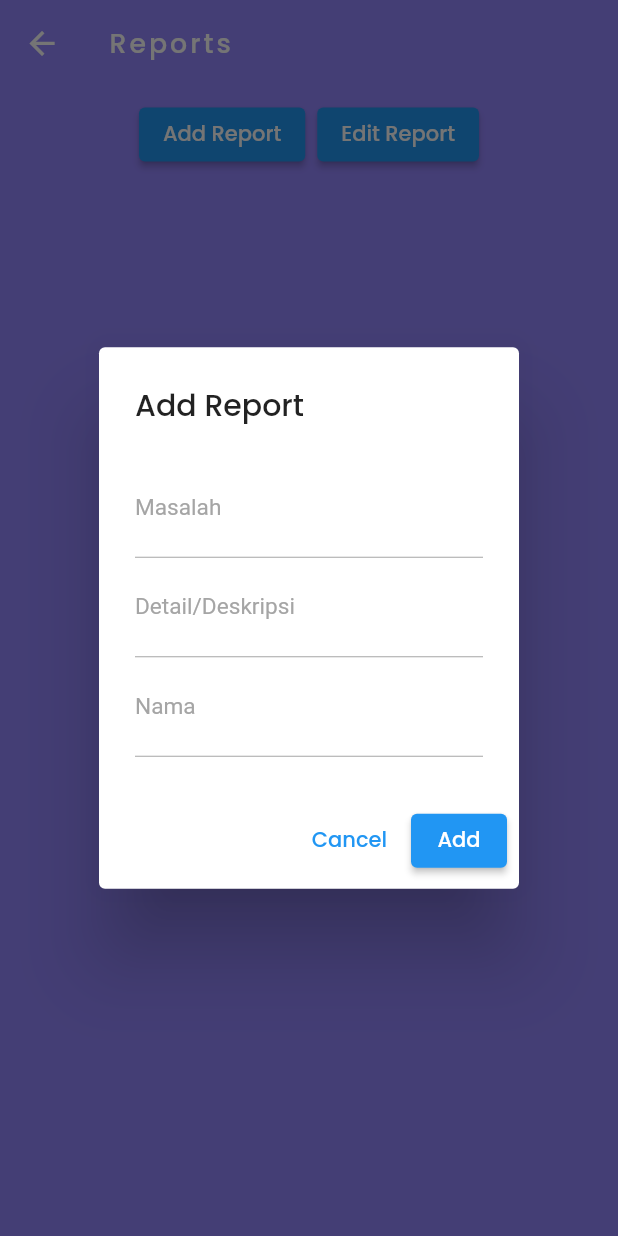
After one commit to zidisw/BiKing_app, a Flutter app: the ReportScreen screen opened by its route, after a tap on "Add Report", on a phone screen of 412 x 824 dp. The commit adds this screen. Run offline on Flutter 3.47's test engine with Material 2 defaults, Android fonts, the phone set to English and light mode, and no system bars; our stand-ins replace cloud_firestore, curved_navigation_bar, firebase_core, google_fonts, sizer; accounts and stored records are empty.

Commit message:
edit and add report function (edit still broken, import dart js deleted, routes.dart changed, detail_report_screen unused for now)

```diff
--- a/lib/routes.dart
+++ b/lib/routes.dart
@@ -1,3 +1,4 @@
+import 'package:biking_app/screens/detail_report_screen/detail_report_screen_TEST.dart';
 import 'package:biking_app/screens/login_screen/login_screen.dart';
 import 'package:biking_app/screens/home_screen/widgets/Informationbk_screen.dart';
 import 'package:biking_app/screens/splash_screen/splash_screen.dart';
@@ -7,7 +8,6 @@ import 'package:biking_app/screens/main_screen.dart';
 import 'package:biking_app/screens/penanganan_siswa/siswa_reports_screen.dart';
 import 'package:biking_app/screens/reports_screen/reports_screen.dart';
 import 'package:biking_app/screens/datesheet_screen/datesheet_screen.dart';
-import 'package:biking_app/screens/detail_report_screen/detail_report_screen.dart';
 import 'package:biking_app/screens/home_screen/home_screen.dart';
 import 'package:biking_app/screens/my_profile/my_profile.dart';
 import 'package:biking_app/screens/home_screen/widgets/aboutus_screen.dart';
@@ -22,8 +22,8 @@ Map<String, WidgetBuilder> routes = {
   AboutUsScreen.routeName: (context) => AboutUsScreen(),
   InformasibkScreen.routeName: (context) => InformasibkScreen(),
   MyProfileScreen.routeName: (context) => MyProfileScreen(),
-  FeeScreen.routeName: (context) => FeeScreen(),
   ReportsScreen.routeName: (context) => ReportsScreen(),
   DateSheetScreen.routeName: (context) => DateSheetScreen(),
   SiswaReportsScreen.routeName: (context) => SiswaReportsScreen(),
+  ReportScreen.routeName: (context) => ReportScreen()
 };
--- a/lib/screens/detail_report_screen/detail_report_screen.dart
+++ b/lib/screens/detail_report_screen/detail_report_screen.dart
@@ -5,7 +5,7 @@ import 'widgets/detail_report_widgets.dart';
 
 class FeeScreen extends StatelessWidget {
   // const FeeScreen({Key? key}) : super(key: key);
-  static String routeName = 'DetailReportScreen';
+  // static String routeName = 'DetailReportScreen';
   final FirebaseFirestore firestore = FirebaseFirestore.instance;
   final CollectionReference reportCollection = FirebaseFirestore.instance.collection('report');
 
@@ -73,15 +73,17 @@ class FeeScreen extends StatelessWidget {
                   child: Column(
                       crossAxisAlignment: CrossAxisAlignment.start,
                       children: [
-                        Text('Masalah: $Masalah',
+                        Text('Pengirim: $Nama',
                       style: TextStyle(
                         fontFamily: 'Poppins',
                         fontSize: 20,
                         fontWeight: FontWeight.w700
                     ),
                   ),
-                  SizedBox(height: 5),
-                  Text(Detail),
+                        SizedBox(height: 5),
+                        Text(Masalah),
+                        SizedBox(height: 5),
+                        Text('Detail Masalah: $Detail'),
                   ],
                   ),
                   );
--- /dev/null
+++ b/lib/screens/detail_report_screen/detail_report_screen_TEST.dart
@@ -0,0 +1,226 @@
+import 'package:flutter/material.dart';
+import 'package:cloud_firestore/cloud_firestore.dart';
+
+class ReportScreen extends StatefulWidget {
+  static String routeName = 'DetailReportScreen';
+  @override
+  _ReportScreenState createState() => _ReportScreenState();
+}
+
+class _ReportScreenState extends State<ReportScreen> {
+  TextEditingController _titleController = TextEditingController();
+  TextEditingController _descriptionController = TextEditingController();
+  TextEditingController _namaController = TextEditingController();
+
+  void _addReport() {
+    String Masalah = _titleController.text.trim();
+    String Detail = _descriptionController.text.trim();
+    String Nama = _namaController.text.trim();
+
+    // Perform the logic to add the report to Firestore
+    FirebaseFirestore.instance.collection('report').add({
+      'title': Masalah,
+      'description': Detail,
+      'nama': Nama,
+    });
+
+    // Clear the text fields after adding the report
+    _titleController.clear();
+    _descriptionController.clear();
+    _namaController.clear();
+  }
+
+  void _editReport(String documentId) {
+    String Masalah = _titleController.text.trim();
+    String Detail = _descriptionController.text.trim();
+    String Nama = _namaController.text.trim();
+
+    // Perform the logic to update the report in Firestore
+    FirebaseFirestore.instance.collection('report').doc(documentId).update({
+      'title': Masalah,
+      'description': Detail,
+      'nama': Nama,
+    });
+
+    // Clear the text fields after editing the report
+    _titleController.clear();
+    _descriptionController.clear();
+    _namaController.clear();
+  }
+
+  @override
+  Widget build(BuildContext context) {
+    return Scaffold(
+      appBar: AppBar(
+        title: Text('Reports'),
+      ),
+      body: StreamBuilder<QuerySnapshot>(
+        stream: FirebaseFirestore.instance.collection('report').snapshots(),
+        builder: (BuildContext context, AsyncSnapshot<QuerySnapshot> snapshot) {
+          if (snapshot.hasError) {
+            // Log the error to the console
+            print('Error: ${snapshot.error}');
+
+            // Display an error message to the user
+            return Text('Error occurred while retrieving data');
+          }
+
+          if (snapshot.connectionState == ConnectionState.waiting) {
+            return Center(
+              child: CircularProgressIndicator(),
+            );
+          }
+
+          if (snapshot.hasData) {
+            final documents = snapshot.data!.docs;
+
+            return Column(
+              children: [
+                ButtonBar(
+                  alignment: MainAxisAlignment.center,
+                  children: [
+                    ElevatedButton(
+                      onPressed: () {
+                        showDialog(
+                          context: context,
+                          builder: (BuildContext context) {
+                            return AlertDialog(
+                              title: Text('Add Report'),
+                              content: Column(
+                                mainAxisSize: MainAxisSize.min,
+                                children: [
+                                  TextField(
+                                    controller: _titleController,
+                                    decoration: InputDecoration(labelText: 'Masalah'),
+                                  ),
+                                  TextField(
+                                    controller: _descriptionController,
+                                    decoration: InputDecoration(labelText: 'Detail/Deskripsi'),
+                                  ),
+                                  TextField(
+                                    controller: _namaController,
+                                    decoration: InputDecoration(labelText: 'Nama'),
+                                  ),
+                                ],
+                              ),
+                              actions: [
+                                TextButton(
+                                  onPressed: () {
+                                    Navigator.pop(context);
+                                  },
+                                  child: Text('Cancel'),
+                                ),
+                                ElevatedButton(
+                                  onPressed: () {
+                                    _addReport();
+                                    Navigator.pop(context);
+                                  },
+                                  child: Text('Add'),
+                                ),
+                              ],
+                            );
+                          },
+                        );
+                      },
+                      child: Text('Add Report'),
+                    ),
+                    ElevatedButton(
+                      onPressed: () {
+                        showDialog(
+                          context: context,
+                          builder: (BuildContext context) {
+                            return AlertDialog(
+                              title: Text('Edit Report'),
+                              content: Column(
+                                mainAxisSize: MainAxisSize.min,
+                                children: [
+                                  TextField(
+                                    controller: _titleController,
+                                    decoration: InputDecoration(labelText: 'Masalah'),
+                                  ),
+                                  TextField(
+                                    controller: _descriptionController,
+                                    decoration: InputDecoration(labelText: 'Detail/Deskripsi'),
+                                  ),
+                                  TextField(
+                                    controller: _namaController,
+                                    decoration: InputDecoration(labelText: 'Nama'),
+                                  ),
+                                ],
+                              ),
+                              actions: [
+                                TextButton(
+                                  onPressed: () {
+                                    Navigator.pop(context);
+                                  },
+                                  child: Text('Cancel'),
+                                ),
+                                ElevatedButton(
+                                  onPressed: () {
+                                    String documentId = ''; // Replace with the document ID of the report to be edited
+                                    _editReport(documentId);
+                                    Navigator.pop(context);
+                                  },
+                                  child: Text('Edit'),
+                                ),
+                              ],
+                            );
+                          },
+                        );
+                      },
+                      child: Text('Edit Report'),
+                    ),
+                  ],
+                ),
+                SizedBox(height: 10),
+                ListView.builder(
+                  shrinkWrap: true,
+                  itemCount: documents.length,
+                  itemBuilder: (BuildContext context, int index) {
+                    final document = documents[index];
+                    final Masalah = document['Masalah'];
+                    final Detail = document['Detail'];
+                    final Nama = document['Nama'];
+
+                    return Container(
+                      margin: EdgeInsets.all(10),
+                      padding: EdgeInsets.all(10),
+                      decoration: BoxDecoration(
+                        color: Colors.black,
+                        borderRadius: BorderRadius.circular(10),
+                      ),
+                      child: Column(
+                        crossAxisAlignment: CrossAxisAlignment.start,
+                        children: [
+                          Text(
+                            'Nama: $Nama',
+                            style: TextStyle(
+                              fontSize: 18,
+                              fontWeight: FontWeight.bold,
+                            ),
+                          ),
+                          SizedBox(height: 5),
+                          Text(Masalah),
+                          SizedBox(height: 5),
+                          Text(Detail),
+                        ],
+                      ),
+                    );
+                  },
+                ),
+              ],
+            );
+          }
+
+          return Text('No data available');
+        },
+      ),
+    );
+  }
+}
+
+void main() {
+  runApp(MaterialApp(
+    home: ReportScreen(),
+  ));
+}
```
